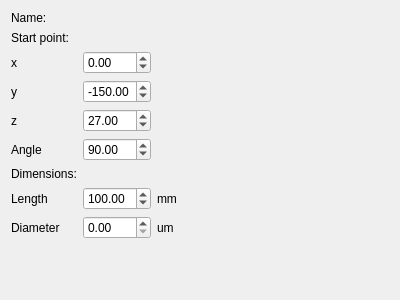
Before: the Qt Designer form ui_nerve_property_widget.ui in TheJRapp/PeriphNeuronStim, drawn with Qt 5.
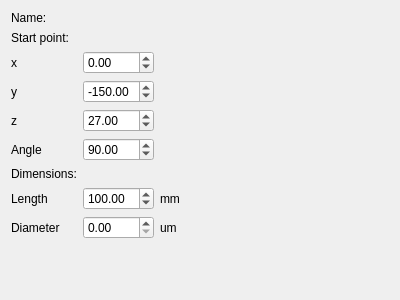
After: the same form once the commit is applied.

Commit message: e field must not be a square any more;

The edit to the form file:
```diff
--- a/ui_nerve_property_widget.ui
+++ b/ui_nerve_property_widget.ui
@@ -129,7 +129,7 @@
    <item row="7" column="1">
     <widget class="QDoubleSpinBox" name="length_spin_box">
      <property name="maximum">
-      <double>500.000000000000000</double>
+      <double>1000.000000000000000</double>
      </property>
      <property name="value">
       <double>100.000000000000000</double>
```
The commit also changes 2 other files.
